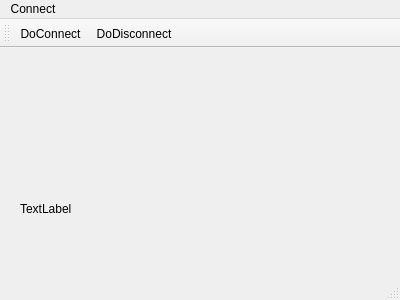
Above: mainwindow.ui from Skylli202/wifibot before the change. Below: the same form after it.
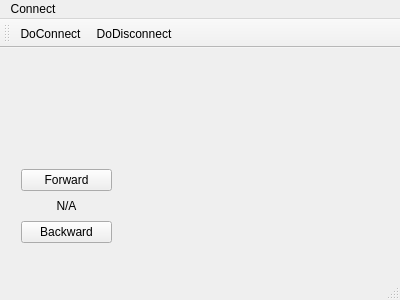
That is the form after the change.

Patch:
```diff
--- a/mainwindow.ui
+++ b/mainwindow.ui
@@ -17,18 +17,41 @@
    <property name="enabled">
     <bool>true</bool>
    </property>
-   <widget class="QLabel" name="label">
+   <widget class="QWidget" name="">
     <property name="geometry">
      <rect>
-      <x>20</x>
-      <y>130</y>
-      <width>131</width>
-      <height>61</height>
+      <x>10</x>
+      <y>110</y>
+      <width>113</width>
+      <height>96</height>
      </rect>
     </property>
-    <property name="text">
-     <string>TextLabel</string>
-    </property>
+    <layout class="QVBoxLayout" name="verticalLayout">
+     <item>
+      <widget class="QPushButton" name="forwardButton">
+       <property name="text">
+        <string>Forward</string>
+       </property>
+      </widget>
+     </item>
+     <item>
+      <widget class="QLabel" name="pressedKeyLabel">
+       <property name="text">
+        <string>N/A</string>
+       </property>
+       <property name="alignment">
+        <set>Qt::AlignCenter</set>
+       </property>
+      </widget>
+     </item>
+     <item>
+      <widget class="QPushButton" name="backwardButton">
+       <property name="text">
+        <string>Backward</string>
+       </property>
+      </widget>
+     </item>
+    </layout>
    </widget>
   </widget>
   <widget class="QMenuBar" name="menuBar">
```
Left out of the diff: 4 changed lines with no effect on the pictures.
